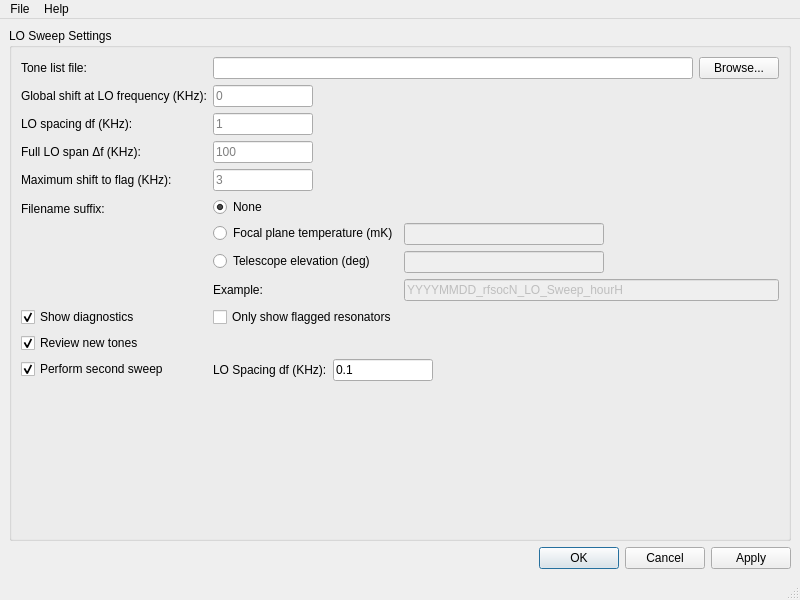
Qt form ui_resources/loconfig.ui (Tyronitar/rfsoc-interface) before a commit.
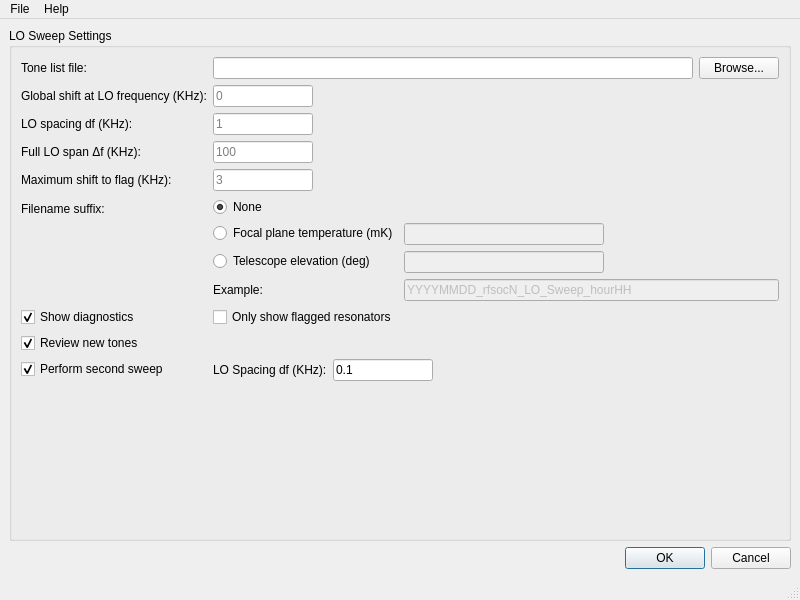
The same form after that commit. Icons and pictures are not drawn.

Commit message: Update LO Config Window

The edit to the form file:
```diff
--- a/ui_resources/loconfig.ui
+++ b/ui_resources/loconfig.ui
@@ -351,7 +351,7 @@
             <bool>false</bool>
            </property>
            <property name="text">
-            <string>YYYYMMDD_rfsocN_LO_Sweep_hourH</string>
+            <string>YYYYMMDD_rfsocN_LO_Sweep_hourHH</string>
            </property>
            <property name="readOnly">
             <bool>true</bool>
@@ -373,7 +373,7 @@
     <item>
      <widget class="QDialogButtonBox" name="dialog_button_box">
       <property name="standardButtons">
-       <set>QDialogButtonBox::StandardButton::Apply|QDialogButtonBox::StandardButton::Cancel|QDialogButtonBox::StandardButton::Ok</set>
+       <set>QDialogButtonBox::StandardButton::Cancel|QDialogButtonBox::StandardButton::Ok</set>
       </property>
      </widget>
     </item>
```
Left out of the diff: 2 changed lines with no effect on the pictures. The commit also changes 1 other file.
